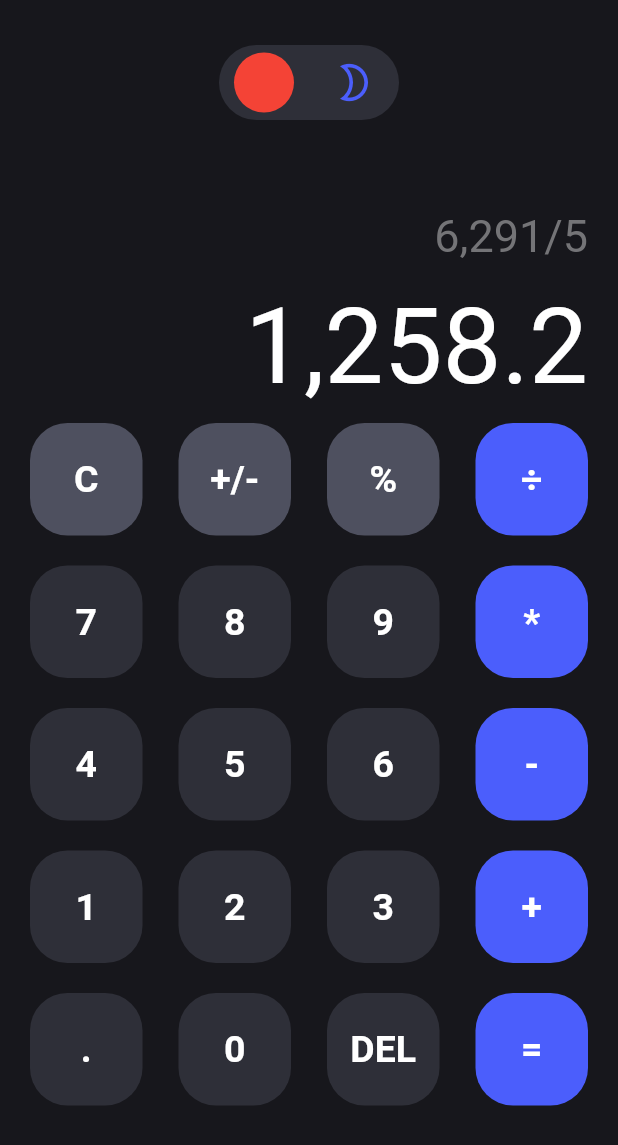
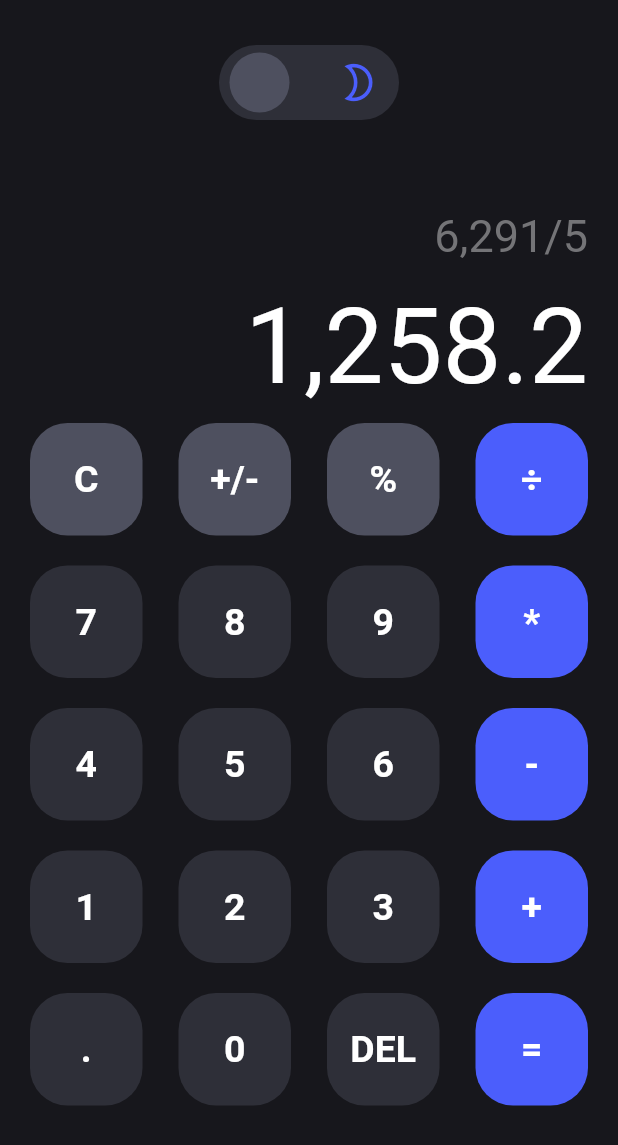
Before and after one commit to stevelpak/calculator, a Flutter app: the screen it shows after launch, on a phone screen of 412 x 824 dp. Shown: the top 1145 px of the screen. Run offline on Flutter 3.47's test engine with Material 2 defaults, Android fonts, the phone set to English and light mode, and no system bars.

Commit message:
Updated Calc App

```diff
--- a/lib/pages/home.dart
+++ b/lib/pages/home.dart
@@ -20,12 +20,12 @@ class _CalcAppState extends State<CalcApp> {
           child: Column(
             children: [
               Container(
-                padding: const EdgeInsets.all(5),
+                padding: const EdgeInsets.symmetric(vertical: 5, horizontal: 2),
                 width: 120,
                 height: 50,
                 decoration: BoxDecoration(
                   borderRadius: BorderRadius.circular(25),
-                  color: switchBtnClr,
+                  color: switchBtnBgClr,
                 ),
                 child: Stack(
                   children: [
@@ -54,9 +54,9 @@ class _CalcAppState extends State<CalcApp> {
                       child: Container(
                         width: 50,
                         height: 50,
-                        decoration: const BoxDecoration(
+                        decoration: BoxDecoration(
                           shape: BoxShape.circle,
-                          color: Colors.red,
+                          color: switchBtnClr,
                         ),
                       ),
                     ),
--- a/lib/utils/constants.dart
+++ b/lib/utils/constants.dart
@@ -8,6 +8,7 @@ Color actionsRowColor = const Color(0xFFD2D3DA);
 Color nightactionsClmnClr = const Color(0xFF4E505F);
 Color numbersClr = const Color(0xFF2E2F38);
 Color lastAction = const Color(0xFF747477);
-Color switchBtnClr = const Color(0xFF2E2F38);
+Color switchBtnBgClr = const Color(0xFF2E2F38);
+Color switchBtnClr = const Color(0xFF4E505F);
 Color black = Colors.black;
 Color white = Colors.white;
```
